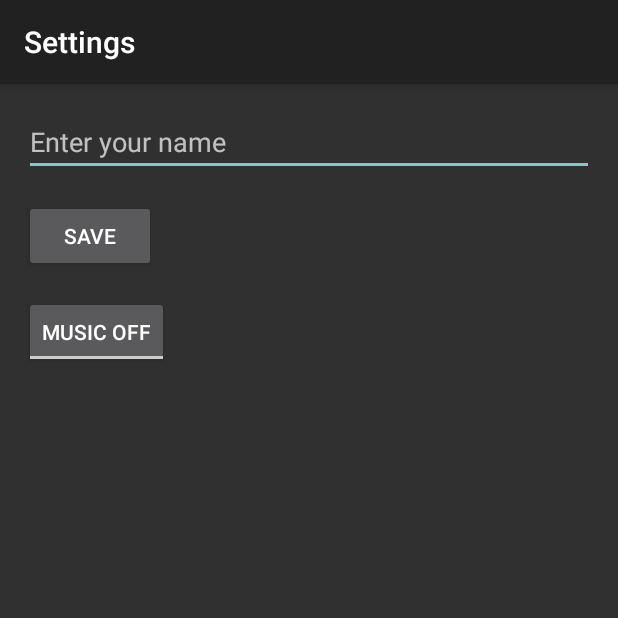
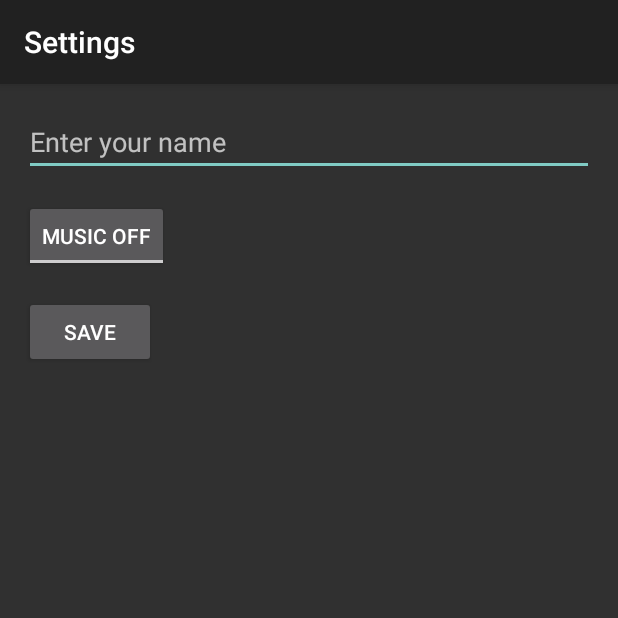
Before and after one commit to ivi333/stratego-android-app, an Android app: the SettingsActivity screen opened directly, with no data from a screen before it, after a tap on "SAVE", on a phone screen of 412 x 824 dp, the top half of it. Run offline under Robolectric (Android 15) with nearby library versions, the phone set to English and light mode, and no system bars.

Commit message:
On Off music through preference

```diff
--- a/app/src/main/java/de/arvato/stratego/SettingsActivity.java
+++ b/app/src/main/java/de/arvato/stratego/SettingsActivity.java
@@ -5,14 +5,18 @@ import android.os.Bundle;
 import android.widget.Button;
 import android.widget.EditText;
 import android.widget.Toast;
+import android.widget.ToggleButton;
+
 import androidx.appcompat.app.AppCompatActivity;
 
 public class SettingsActivity extends AppCompatActivity {
 
     private EditText editTextName;
     private Button buttonSave;
+    private ToggleButton toggleMusic;
     private SharedPreferences sharedPreferences;
-    private static final String KEY_NAME = "name";
+    public static final String KEY_NAME = "name";
+    public static final String KEY_MUSIC = "music";
 
     @Override
     protected void onCreate(Bundle savedInstanceState) {
@@ -21,6 +25,7 @@ public class SettingsActivity extends AppCompatActivity {
 
         editTextName = findViewById(R.id.editTextName);
         buttonSave = findViewById(R.id.buttonSave);
+        toggleMusic = findViewById(R.id.toggleMusic);
 
         // Initialize SharedPreferences
         sharedPreferences = getSharedPreferences(StrategoConstants.PREFERENCES_NAME, MODE_PRIVATE);
@@ -28,6 +33,9 @@ public class SettingsActivity extends AppCompatActivity {
         // Load saved name
         String savedName = sharedPreferences.getString(KEY_NAME, "");
         editTextName.setText(savedName);
+
+        boolean savedMusic = sharedPreferences.getBoolean(KEY_MUSIC, false);
+        toggleMusic.setChecked(savedMusic);
 
         buttonSave.setOnClickListener(v -> {
             // Get the name from EditText
@@ -38,8 +46,11 @@ public class SettingsActivity extends AppCompatActivity {
             editor.putString(KEY_NAME, name);
             editor.apply();
 
+            editor.putBoolean(KEY_MUSIC, toggleMusic.isChecked());
+            editor.apply();
+
             // Show a confirmation message
-            Toast.makeText(SettingsActivity.this, "Name saved", Toast.LENGTH_SHORT).show();
+            Toast.makeText(SettingsActivity.this, "Settings saved!", Toast.LENGTH_SHORT).show();
         });
     }
 }
--- a/app/src/main/res/layout/activity_settings.xml
+++ b/app/src/main/res/layout/activity_settings.xml
@@ -13,6 +13,15 @@
         android:hint="Enter your name"
         android:inputType="text"/>
 
+    <ToggleButton
+        android:id="@+id/toggleMusic"
+        android:layout_width="wrap_content"
+        android:layout_height="wrap_content"
+        android:textOn="Music On"
+        android:textOff="Music Off"
+        android:layout_marginTop="16dp"/>
+
+
     <!-- Button to save the entered name -->
     <Button
         android:id="@+id/buttonSave"
@@ -21,12 +30,4 @@
         android:text="Save"
         android:layout_marginTop="16dp"/>
 
-    <ToggleButton
-        android:id="@+id/toggleButton"
-        android:layout_width="wrap_content"
-        android:layout_height="wrap_content"
-        android:textOn="Music On"
-        android:textOff="Music Off"
-        android:layout_marginTop="16dp"/>
-
 </LinearLayout>
```
Also changed, not shown: app/src/main/java/de/arvato/stratego/StrategoPortraitActivity.java (+6 -1 lines), app/src/main/java/de/arvato/stratego/services/AudioService.java (+11 -1 lines).
